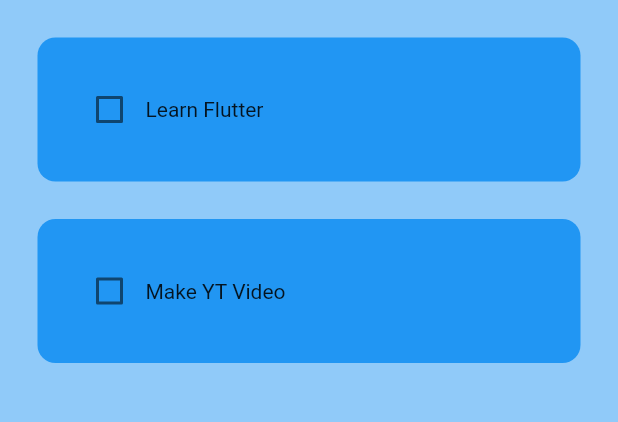
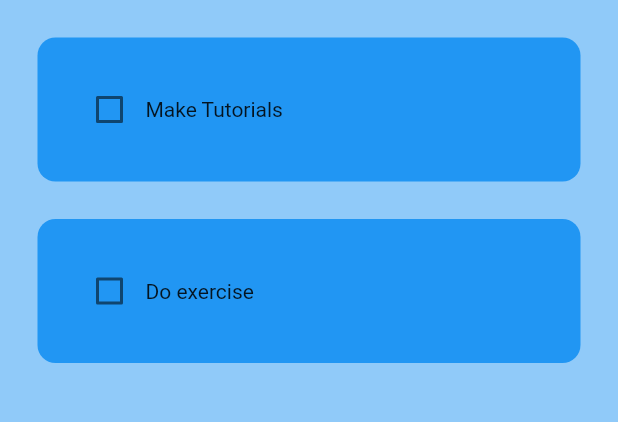
Before and after one commit to Pratap22/flutter-todo, a Flutter app: the screen it shows after launch, on a phone screen of 412 x 824 dp, the part 84-506 px from its top. Run offline on Flutter 3.47's test engine with Material 2 defaults, Android fonts, the phone set to English and light mode, and no system bars; drawn by our look-alikes of flutter_slidable; our stand-ins replace hive, hive_flutter; accounts and stored records are empty.

Commit message:
Added hive

```diff
--- a/lib/data/database.dart
+++ b/lib/data/database.dart
@@ -1,5 +1,22 @@
 import 'package:hive/hive.dart';
 
 class TodoDataBase {
-  final _my_box = Hive.openBox('lwp');
+  List todoList = [];
+
+  final _my_box = Hive.box('lwp');
+
+  void createInitialData() {
+    todoList = [
+      ["Make Tutorials", false],
+      ["Do exercise", false]
+    ];
+  }
+
+  void loadData() {
+    todoList = _my_box.get("TODOLIST");
+  }
+
+  void updateDatabase() {
+    _my_box.put("TODOLIST", todoList);
+  }
 }
--- a/lib/pages/home_page.dart
+++ b/lib/pages/home_page.dart
@@ -1,5 +1,6 @@
 import 'package:flutter/material.dart';
 import 'package:hive/hive.dart';
+import 'package:todo_app/data/database.dart';
 import 'package:todo_app/util/dialog_box.dart';
 import 'package:todo_app/util/todo_tile.dart';
 
@@ -11,30 +12,42 @@ class HomePage extends StatefulWidget {
 }
 
 class _HomePageState extends State<HomePage> {
-  List todos = [
-    ["Learn Flutter", false],
-    ["Make YT Video", false]
-  ];
+  final _my_box = Hive.box('lwp');
+  TodoDataBase db = TodoDataBase();
+
+  @override
+  void initState() {
+    if (_my_box.get("TODOLIST") == null) {
+      db.createInitialData();
+    } else {
+      db.loadData();
+    }
+    super.initState();
+  }
+
   final _controller = TextEditingController();
 
   void checkBoxChanged(bool? value, int index) {
     setState(() {
-      todos[index][1] = !todos[index][1];
+      db.todoList[index][1] = !db.todoList[index][1];
     });
+    db.updateDatabase();
   }
 
   void saveNewTask() {
     setState(() {
-      todos.add([_controller.text, false]);
+      db.todoList.add([_controller.text, false]);
       _controller.clear();
     });
     Navigator.of(context).pop();
+    db.updateDatabase();
   }
 
   void deleteTask(int index) {
     setState(() {
-      todos.removeAt(index);
+      db.todoList.removeAt(index);
     });
+    db.updateDatabase();
   }
 
   void createNewTask() {
@@ -61,11 +74,11 @@ class _HomePageState extends State<HomePage> {
         child: const Icon(Icons.add),
       ),
       body: ListView.builder(
-        itemCount: todos.length,
+        itemCount: db.todoList.length,
         itemBuilder: (context, index) {
           return ToDoTile(
-            taskName: todos[index][0],
-            taskCompleted: todos[index][1],
+            taskName: db.todoList[index][0],
+            taskCompleted: db.todoList[index][1],
             onChanged: (value) => checkBoxChanged(value, index),
             deleteFunction: (context) => deleteTask(index),
           );
```
Also changed, not shown: lib/main.dart (+8 -1 lines), 3 other files.
